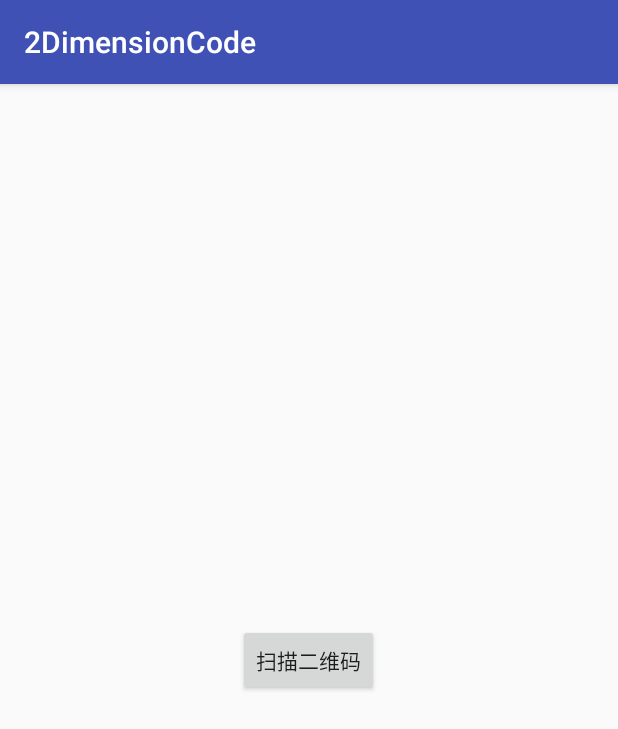
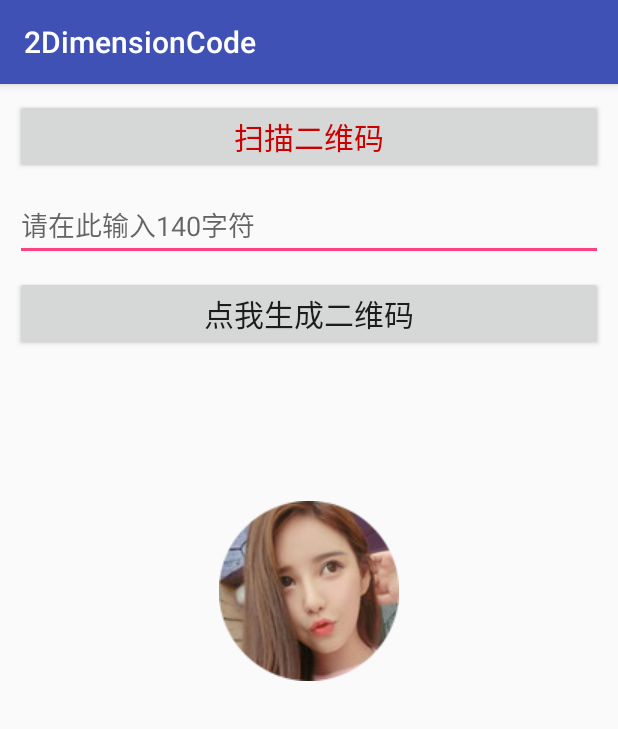
Before and after one commit to luy763092/TwoDimensionCode, an Android app: the screen it shows after launch (MainActivity), on a phone screen of 412 x 824 dp. Shown: the top 729 px of the screen. Run offline under Robolectric (Android 15) with nearby library versions, the phone set to English and light mode, and no system bars.

Commit message:
[Feature]Complete bar code and qr code scanning function

```diff
--- a/app/build.gradle
+++ b/app/build.gradle
@@ -18,7 +18,11 @@ android {
         }
     }
 }
-
+task clean(type: Exec) {
+    ext.lockhunter = '\"C:\\LockHunter.exe\"'
+    def buildDir = file(new File("build"))
+    commandLine 'cmd', "$lockhunter", '/delete', '/silent', buildDir
+}
 dependencies {
     compile fileTree(include: ['*.jar'], dir: 'libs')
     testCompile 'junit:junit:4.12'
--- a/app/src/main/java/com/tianfeng/a2dimensioncode/MainActivity.java
+++ b/app/src/main/java/com/tianfeng/a2dimensioncode/MainActivity.java
@@ -5,6 +5,8 @@ import android.support.v7.app.AppCompatActivity;
 import android.os.Bundle;
 import android.view.View;
 import android.widget.Button;
+import android.widget.Toast;
+
 import com.google.zxing.client.android.CaptureActivity;
 
 public class MainActivity extends AppCompatActivity implements View.OnClickListener {
@@ -29,7 +31,9 @@ public class MainActivity extends AppCompatActivity implements View.OnClickListe
         int id = view.getId();
         switch(id){
             case R.id.btn_scan:
+                Toast.makeText(this,"你可以扫描条码和二维码了",Toast.LENGTH_LONG).show();
                 Intent startScan = new Intent(MainActivity.this,CaptureActivity.class);
+                startActivity(startScan);
                 break;
             default:
                 break;
--- a/app/src/main/res/layout/activity_main.xml
+++ b/app/src/main/res/layout/activity_main.xml
@@ -1,14 +1,39 @@
 <?xml version="1.0" encoding="utf-8"?>
 <LinearLayout xmlns:android="http://schemas.android.com/apk/res/android"
     android:layout_width="match_parent"
-    android:gravity="center"
-    android:orientation="vertical"
-    android:layout_height="match_parent">
+    android:layout_height="match_parent"
+    android:layout_margin="10dp"
+    android:gravity="center_horizontal"
+    android:orientation="vertical">
 
     <Button
-        android:layout_margin="10dp"
         android:id="@+id/btn_scan"
+        android:layout_width="match_parent"
+        android:layout_height="wrap_content"
+        android:text="扫描二维码"
+        android:textColor="@android:color/holo_red_dark"
+        android:textSize="20sp" />
+
+    <EditText
+        android:id="@+id/et_text"
+        android:layout_width="match_parent"
+        android:layout_height="wrap_content"
+        android:layout_marginTop="10dp"
+        android:hint="请在此输入140字符"
+        android:maxLines="4" />
+
+    <Button
+        android:layout_marginTop="10dp"
+        android:id="@+id/btn_make"
+        android:layout_width="match_parent"
+        android:layout_height="wrap_content"
+        android:text="点我生成二维码"
+        android:textSize="20sp" />
+
+    <ImageView
+        android:id="@+id/iv_image"
         android:layout_width="wrap_content"
         android:layout_height="wrap_content"
-        android:text="扫描二维码" />
+        android:layout_marginTop="100dp"
+        android:src="@drawable/ic_user_image" />
 </LinearLayout>
```
Also changed, not shown: app/src/main/AndroidManifest.xml (+18 -0 lines), app/src/main/res/drawable/ic_user_image.png (added).
